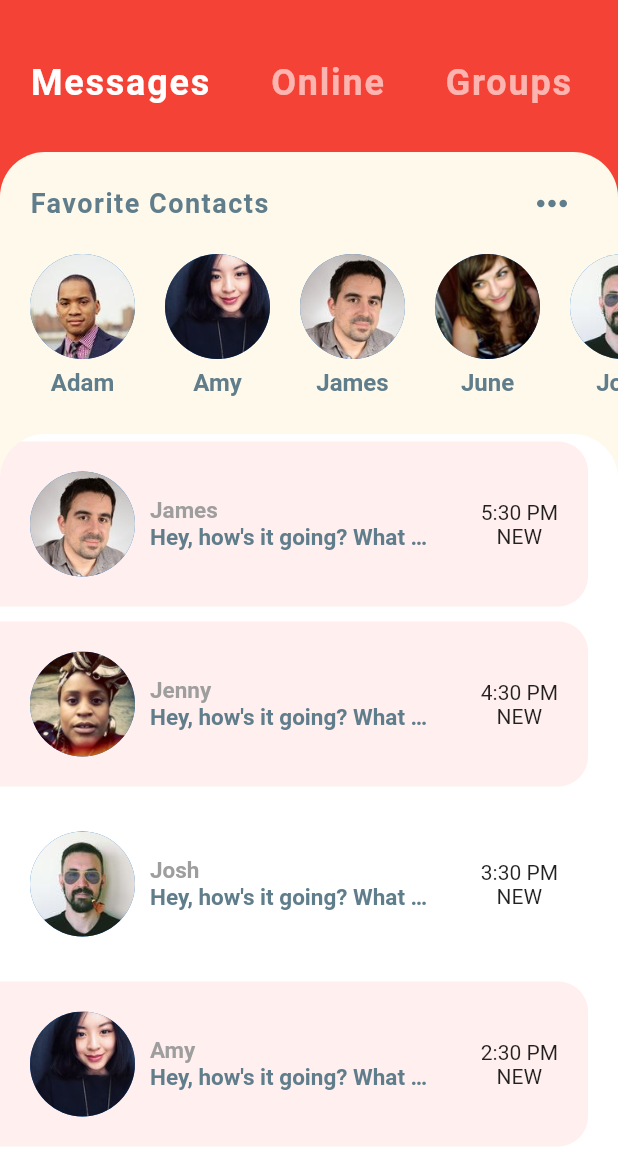
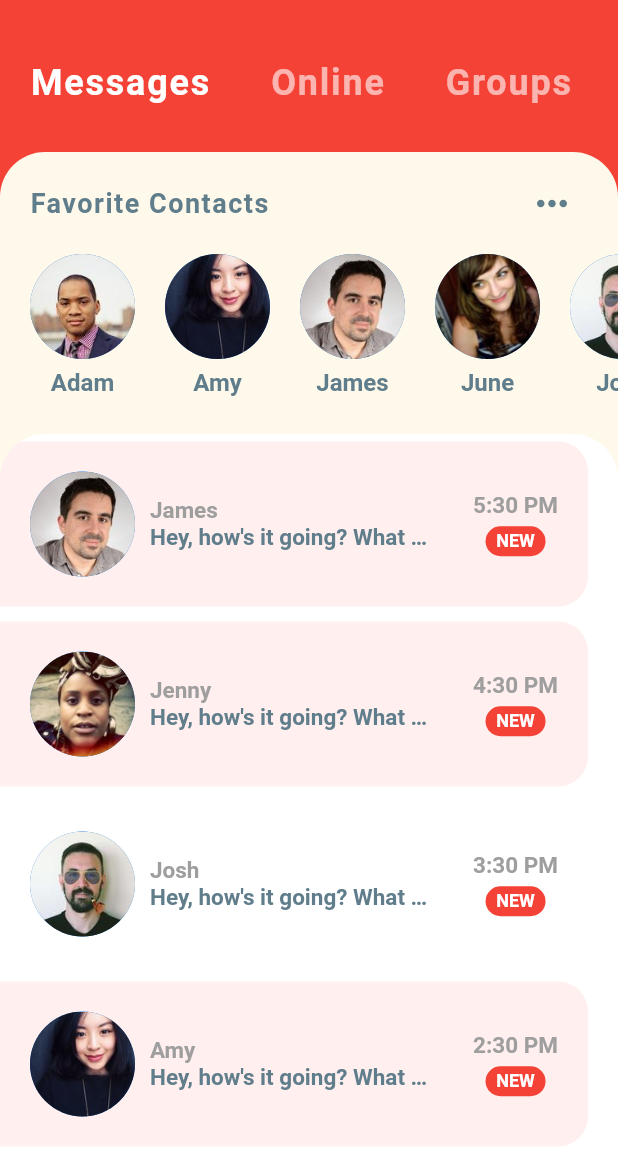
Before and after one commit to MatthieuNadeau96/flutter_chat, a Flutter app: the screen it shows after launch, on a phone screen of 412 x 824 dp, the part 67-1236 px from its top. Run offline on Flutter 3.47's test engine with Material 2 defaults, Android fonts, the phone set to English and light mode, and no system bars.

Commit message:
added styling to the time and new label

```diff
--- a/lib/widgets/recent_chats.dart
+++ b/lib/widgets/recent_chats.dart
@@ -73,8 +73,34 @@ class RecentChats extends StatelessWidget {
                     ),
                     Column(
                       children: <Widget>[
-                        Text(chat.time),
-                        Text('NEW'),
+                        Text(
+                          chat.time,
+                          style: TextStyle(
+                            color: Colors.grey,
+                            fontSize: 15.0,
+                            fontWeight: FontWeight.bold,
+                          ),
+                        ),
+                        SizedBox(
+                          height: 5.0,
+                        ),
+                        Container(
+                          width: 40.0,
+                          height: 20.0,
+                          decoration: BoxDecoration(
+                            color: Theme.of(context).primaryColor,
+                            borderRadius: BorderRadius.circular(30.0),
+                          ),
+                          alignment: Alignment.center,
+                          child: Text(
+                            'NEW',
+                            style: TextStyle(
+                              color: Colors.white,
+                              fontSize: 12.0,
+                              fontWeight: FontWeight.bold,
+                            ),
+                          ),
+                        ),
                       ],
                     )
                   ],
```
